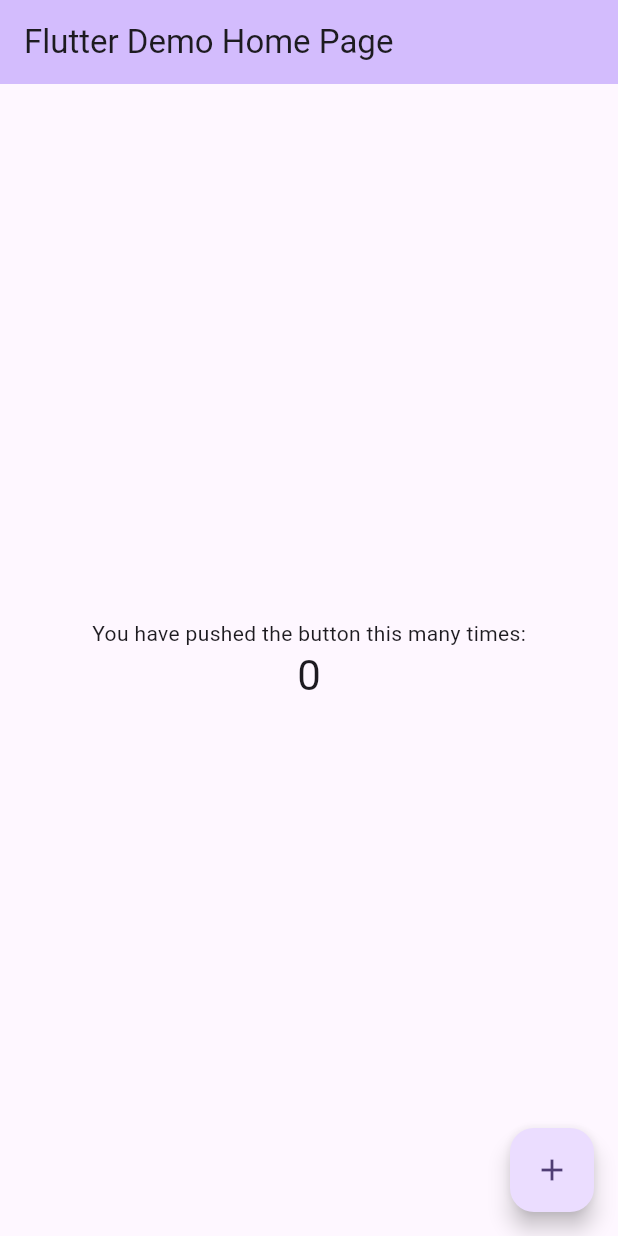
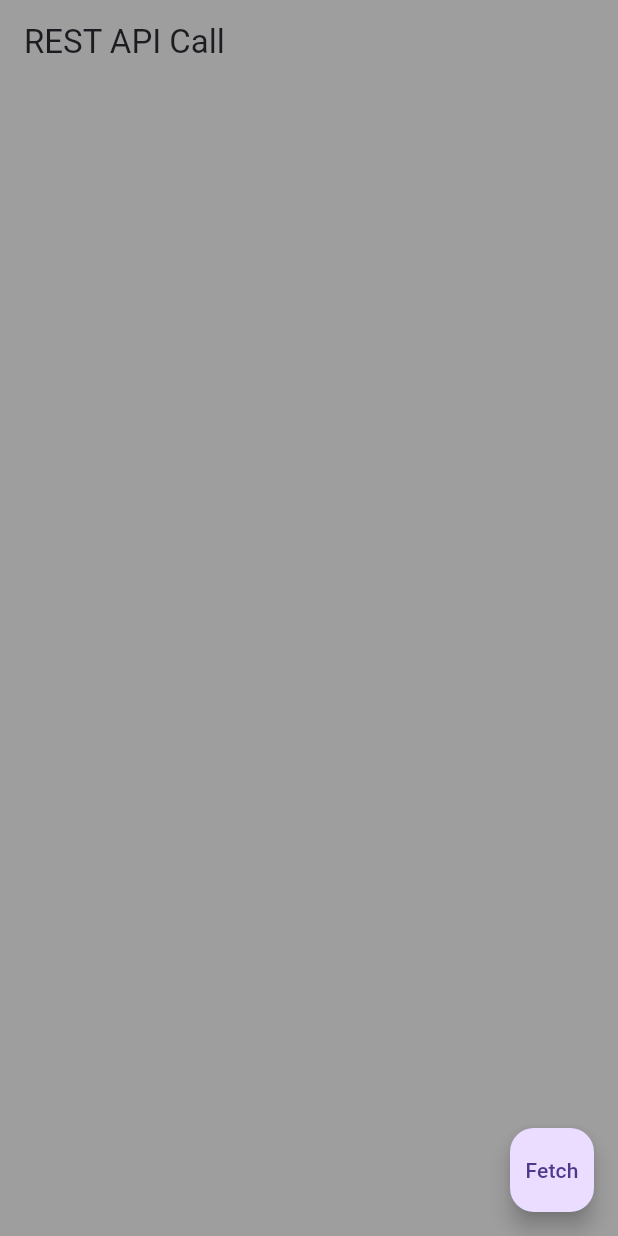
Before and after one commit to DKSingh1604/rest_api-learning-, a Flutter app: the screen it shows after launch, on a phone screen of 412 x 824 dp. Run offline on Flutter 3.47's test engine with Material 3 defaults, Android fonts, the phone set to English and light mode, and no system bars.

Commit message:
basic code

```diff
--- a/lib/main.dart
+++ b/lib/main.dart
@@ -1,4 +1,5 @@
 import 'package:flutter/material.dart';
+import 'package:rest_api/screen/home_screen.dart';
 
 void main() {
   runApp(const MyApp());
@@ -7,119 +8,11 @@ void main() {
 class MyApp extends StatelessWidget {
   const MyApp({super.key});
 
-  // This widget is the root of your application.
   @override
   Widget build(BuildContext context) {
-    return MaterialApp(
-      title: 'Flutter Demo',
-      theme: ThemeData(
-        // This is the theme of your application.
-        //
-        // TRY THIS: Try running your application with "flutter run". You'll see
-        // the application has a purple toolbar. Then, without quitting the app,
-        // try changing the seedColor in the colorScheme below to Colors.green
-        // and then invoke "hot reload" (save your changes or press the "hot
-        // reload" button in a Flutter-supported IDE, or press "r" if you used
-        // the command line to start the app).
-        //
-        // Notice that the counter didn't reset back to zero; the application
-        // state is not lost during the reload. To reset the state, use hot
-        // restart instead.
-        //
-        // This works for code too, not just values: Most code changes can be
-        // tested with just a hot reload.
-        colorScheme: ColorScheme.fromSeed(seedColor: Colors.deepPurple),
-        useMaterial3: true,
-      ),
-      home: const MyHomePage(title: 'Flutter Demo Home Page'),
+    return const MaterialApp(
+      debugShowCheckedModeBanner: false,
+      home: HomeScreen(),
     );
   }
 }
-
-class MyHomePage extends StatefulWidget {
-  const MyHomePage({super.key, required this.title});
-
-  // This widget is the home page of your application. It is stateful, meaning
-  // that it has a State object (defined below) that contains fields that affect
-  // how it looks.
-
-  // This class is the configuration for the state. It holds the values (in this
-  // case the title) provided by the parent (in this case the App widget) and
-  // used by the build method of the State. Fields in a Widget subclass are
-  // always marked "final".
-
-  final String title;
-
-  @override
-  State<MyHomePage> createState() => _MyHomePageState();
-}
-
-class _MyHomePageState extends State<MyHomePage> {
-  int _counter = 0;
-
-  void _incrementCounter() {
-    setState(() {
-      // This call to setState tells the Flutter framework that something has
-      // changed in this State, which causes it to rerun the build method below
-      // so that the display can reflect the updated values. If we changed
-      // _counter without calling setState(), then the build method would not be
-      // called again, and so nothing would appear to happen.
-      _counter++;
-    });
-  }
-
-  @override
-  Widget build(BuildContext context) {
-    // This method is rerun every time setState is called, for instance as done
-    // by the _incrementCounter method above.
-    //
-    // The Flutter framework has been optimized to make rerunning build methods
-    // fast, so that you can just rebuild anything that needs updating rather
-    // than having to individually change instances of widgets.
-    return Scaffold(
-      appBar: AppBar(
-        // TRY THIS: Try changing the color here to a specific color (to
-        // Colors.amber, perhaps?) and trigger a hot reload to see the AppBar
-        // change color while the other colors stay the same.
-        backgroundColor: Theme.of(context).colorScheme.inversePrimary,
-        // Here we take the value from the MyHomePage object that was created by
-        // the App.build method, and use it to set our appbar title.
-        title: Text(widget.title),
-      ),
-      body: Center(
-        // Center is a layout widget. It takes a single child and positions it
-        // in the middle of the parent.
-        child: Column(
-          // Column is also a layout widget. It takes a list of children and
-          // arranges them vertically. By default, it sizes itself to fit its
-          // children horizontally, and tries to be as tall as its parent.
-          //
-          // Column has various properties to control how it sizes itself and
-          // how it positions its children. Here we use mainAxisAlignment to
-          // center the children vertically; the main axis here is the vertical
-          // axis because Columns are vertical (the cross axis would be
-          // horizontal).
-          //
-          // TRY THIS: Invoke "debug painting" (choose the "Toggle Debug Paint"
-          // action in the IDE, or press "p" in the console), to see the
-          // wireframe for each widget.
-          mainAxisAlignment: MainAxisAlignment.center,
-          children: <Widget>[
-            const Text(
-              'You have pushed the button this many times:',
-            ),
-            Text(
-              '$_counter',
-              style: Theme.of(context).textTheme.headlineMedium,
-            ),
-          ],
-        ),
-      ),
-      floatingActionButton: FloatingActionButton(
-        onPressed: _incrementCounter,
-        tooltip: 'Increment',
-        child: const Icon(Icons.add),
-      ), // This trailing comma makes auto-formatting nicer for build methods.
-    );
-  }
-}
--- /dev/null
+++ b/lib/screen/home_screen.dart
@@ -0,0 +1,75 @@
+import 'dart:convert';
+
+import 'package:flutter/material.dart';
+import 'package:http/http.dart' as http;
+
+class HomeScreen extends StatefulWidget {
+  const HomeScreen({super.key});
+
+  @override
+  State<HomeScreen> createState() => _HomeScreenState();
+}
+
+class _HomeScreenState extends State<HomeScreen> {
+  List<dynamic> users = [];
+
+  void fetchUsers() async {
+    print("Fetched Users");
+    const url = 'https://randomuser.me/api/?results=100';
+    final uri = Uri.parse(url);
+    final response = await http.get(uri);
+
+    final body = response.body;
+    final json = jsonDecode(body);
+    setState(() {
+      users = json['results'];
+    });
+    print("Fetching completed");
+  }
+
+  @override
+  Widget build(BuildContext context) {
+    return Scaffold(
+      backgroundColor: Colors.grey,
+      appBar: AppBar(
+        backgroundColor: Colors.transparent,
+        title: const Text("REST API Call"),
+      ),
+      body: ListView.builder(
+        itemCount: users.length,
+        itemBuilder: (context, index) {
+          final user = users[index];
+          final email = user['email'];
+          final name = user['name']['first'];
+          final imageUrl = user['picture']['thumbnail'];
+          return Padding(
+            padding: const EdgeInsets.all(8.0),
+            child: Container(
+              decoration: BoxDecoration(
+                borderRadius: BorderRadius.circular(15),
+                border: Border.all(color: Colors.black),
+              ),
+              child: ListTile(
+                tileColor: Colors.grey,
+                // leading: Text('${index + 1}'),
+                leading: ClipRRect(
+                  borderRadius: BorderRadius.circular(26),
+                  child: Image.network(
+                    imageUrl,
+                    width: 50,
+                  ),
+                ),
+                title: Text(name.toString()),
+                subtitle: Text(email),
+              ),
+            ),
+          );
+        },
+      ),
+      floatingActionButton: FloatingActionButton(
+        onPressed: fetchUsers,
+        child: const Text("Fetch"),
+      ),
+    );
+  }
+}
--- a/pubspec.yaml
+++ b/pubspec.yaml
@@ -35,6 +35,7 @@ dependencies:
   # The following adds the Cupertino Icons font to your application.
   # Use with the CupertinoIcons class for iOS style icons.
   cupertino_icons: ^1.0.8
+  http: ^1.3.0
 
 dev_dependencies:
   flutter_test:
```
Also changed, not shown: pubspec.lock.
